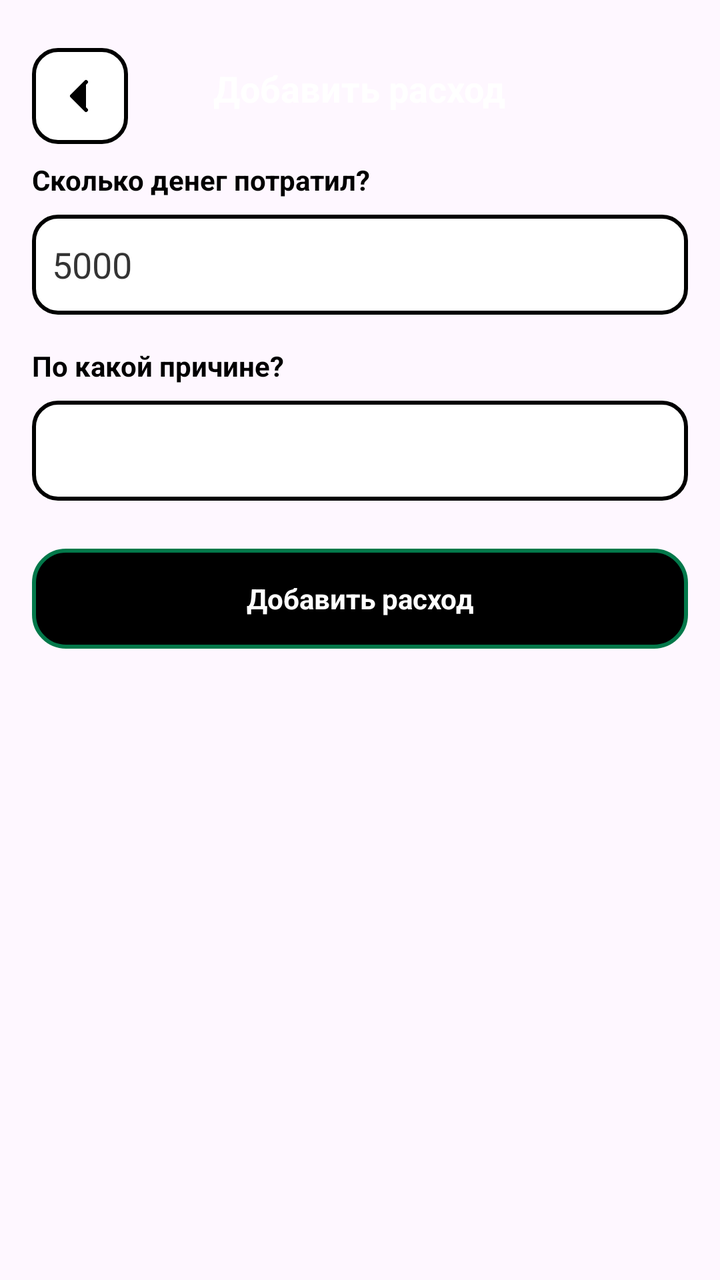
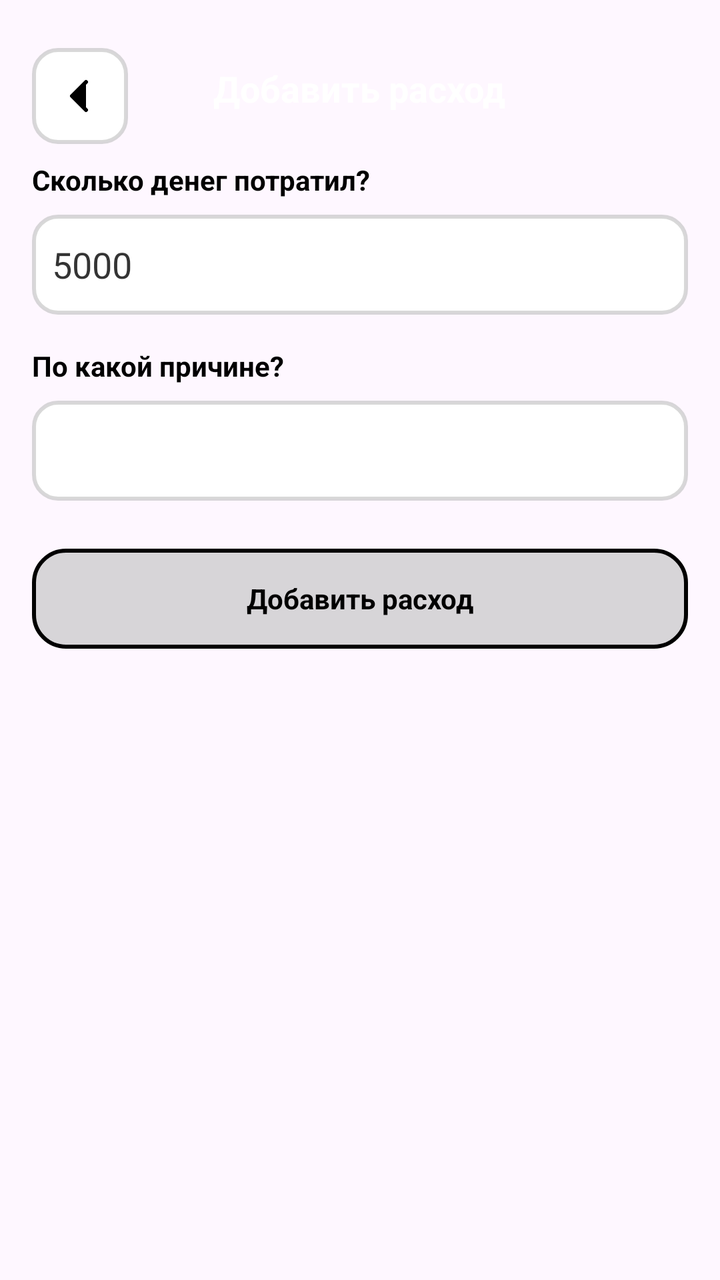

The first picture is an Android layout as it rendered before a commit; the second is the same layout after the commit. The layout source and the unified diff follow.
<!-- AndroidManifest.xml: application theme Theme.LemonSoftBag -->
<!-- res/layout/activity_add.xml -->
<RelativeLayout xmlns:android="http://schemas.android.com/apk/res/android"
    xmlns:app="http://schemas.android.com/apk/res-auto"
    android:layout_width="match_parent"
    android:layout_height="match_parent"
    android:padding="16dp">

    
    <ImageButton
        android:id="@+id/btnFinish"
        android:layout_width="48dp"
        android:layout_height="48dp"
        android:layout_alignParentStart="true"
        android:layout_marginTop="8dp"
        android:background="@drawable/ed_shape"
        android:src="@drawable/back_btn"
        android:contentDescription="Назад"
        android:clickable="true"
        android:focusable="true" />

    
    <TextView
        android:id="@+id/addTv"
        android:layout_width="wrap_content"
        android:layout_height="wrap_content"
        android:text="Добавить расход"
        android:textColor="@color/white"
        android:textSize="18sp"
        android:textStyle="bold"
        android:layout_centerHorizontal="true"
        android:layout_marginTop="16dp"/>

    
    <LinearLayout
        android:layout_below="@id/addTv"
        android:layout_width="match_parent"
        android:layout_height="wrap_content"
        android:orientation="vertical"
        android:layout_marginTop="24dp">

        <TextView
            android:id="@+id/buyDisplay"
            android:layout_width="wrap_content"
            android:layout_height="wrap_content"
            android:text="Сколько денег потратил?"
            android:textColor="@color/black"
            android:textSize="14sp"
            android:textStyle="bold"/>

        <EditText
            android:id="@+id/edBuy"
            android:layout_width="match_parent"
            android:layout_height="50dp"
            android:layout_marginTop="8dp"
            android:background="@drawable/ed_shape"
            android:padding="10dp"
            android:hint="5000"
            android:inputType="numberDecimal"
            android:textColor="@color/black"
            android:textColorHint="#CB000000"/>

        <TextView
            android:id="@+id/reasonDisplay"
            android:layout_width="wrap_content"
            android:layout_height="wrap_content"
            android:text="По какой причине?"
            android:textColor="@color/black"
            android:textSize="14sp"
            android:textStyle="bold"
            android:layout_marginTop="16dp"/>

        <Spinner
            android:id="@+id/edReason"
            android:layout_width="match_parent"
            android:layout_height="50dp"
            android:layout_marginTop="8dp"
            android:background="@drawable/ed_shape"
            android:padding="10dp"/>

        <TextView
            android:id="@+id/button"
            android:layout_width="match_parent"
            android:layout_height="50dp"
            android:layout_marginTop="24dp"
            android:background="@drawable/round"
            android:text="Добавить расход"
            android:textColor="@color/white"
            android:textSize="14sp"
            android:textStyle="bold"
            android:gravity="center"/>
    </LinearLayout>

</RelativeLayout>
<!-- resources referenced by this layout -->
<resources>
  <color name="black">#FF000000</color>
  <color name="white">#FFFFFFFF</color>
  <!-- drawable back_btn (drawable) -->
  <vector xmlns:android="http://schemas.android.com/apk/res/android"
      android:width="24dp"
      android:height="24dp"
      android:viewportWidth="24"
      android:viewportHeight="24">
  
      <path
          android:fillColor="@android:color/black"
          android:pathData="M15,5 L8,12 L15,19"
          android:strokeColor="@android:color/black"
          android:strokeWidth="2"
          android:strokeLineCap="round"
          android:strokeLineJoin="round"/>
  </vector>
  <!-- drawable ed_shape (drawable) -->
  <?xml version="1.0" encoding="utf-8"?>
  <shape xmlns:android="http://schemas.android.com/apk/res/android">
  
      <solid
          android:color="@color/white"/>
  
  
      <corners
          android:radius="12sp"/>
  
  
      <stroke
          android:width="2dp"
          android:color="@color/black"/>
  
  
  
  
  
  
  
  
  </shape>
  <!-- drawable round (drawable) -->
  <?xml version="1.0" encoding="utf-8"?>
  <shape xmlns:android="http://schemas.android.com/apk/res/android">
  
  
  
      <solid
          android:color="@color/black"/>
  
      <stroke
          android:width="2dp"
          android:color="@color/green"/>
  
      <corners
          android:radius="16dp"/>
  
  
  
  
  </shape>
  <style name="Theme.LemonSoftBag" parent="Base.Theme.LemonSoftBag" />
  <color name="green">#02784A</color>
  <style name="Base.Theme.LemonSoftBag" parent="Theme.Material3.DayNight.NoActionBar">
          
          
      </style>
</resources>

<!-- the commit's change to res/layout/activity_add.xml (unified diff, before → after) -->
@@ -42,7 +42,7 @@
             android:layout_width="wrap_content"
             android:layout_height="wrap_content"
             android:text="Сколько денег потратил?"
-            android:textColor="@color/black"
+            android:textColor="@color/green"
             android:textSize="14sp"
             android:textStyle="bold"/>
 
@@ -63,7 +63,7 @@
             android:layout_width="wrap_content"
             android:layout_height="wrap_content"
             android:text="По какой причине?"
-            android:textColor="@color/black"
+            android:textColor="@color/green"
             android:textSize="14sp"
             android:textStyle="bold"
             android:layout_marginTop="16dp"/>
@@ -83,7 +83,7 @@
             android:layout_marginTop="24dp"
             android:background="@drawable/round"
             android:text="Добавить расход"
-            android:textColor="@color/white"
+            android:textColor="@color/green"
             android:textSize="14sp"
             android:textStyle="bold"
             android:gravity="center"/>
<!-- resource entries referenced after the edit -->
@@ -1,6 +1,6 @@
 <!-- resources referenced by this layout -->
 <resources>
-  <color name="black">#FF000000</color>
+  <color name="black">#B1C7C7C7</color>
   <color name="white">#FFFFFFFF</color>
   <!-- drawable back_btn (drawable) -->
   <vector xmlns:android="http://schemas.android.com/apk/res/android"
@@ -62,7 +62,7 @@
   
   </shape>
   <style name="Theme.LemonSoftBag" parent="Base.Theme.LemonSoftBag" />
-  <color name="green">#02784A</color>
+  <color name="green">#000000</color>
   <style name="Base.Theme.LemonSoftBag" parent="Theme.Material3.DayNight.NoActionBar">
           
           
